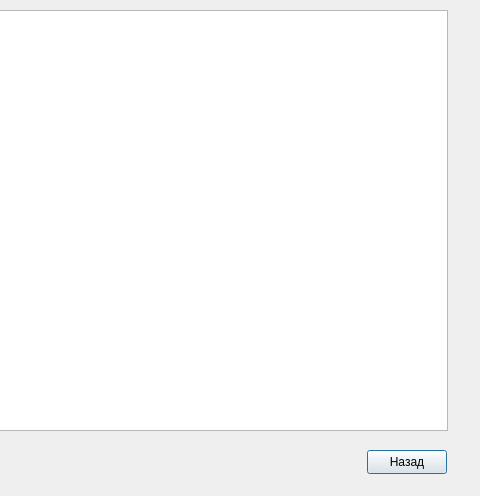
Qt form source/score.ui (CyberMavka/FPM) before a commit; both pictures show x 333 to 813 and y 0 to 496 of the 813 by 496 pixel window.
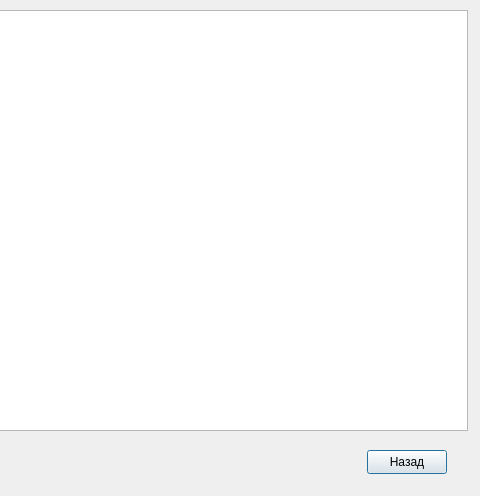
The same form after that commit.

Commit message: Add new table with Item Views

```diff
--- a/source/score.ui
+++ b/source/score.ui
@@ -26,12 +26,12 @@
     <string>Назад</string>
    </property>
   </widget>
-  <widget class="QTextBrowser" name="tableScore">
+  <widget class="QTableView" name="tableScore">
    <property name="geometry">
     <rect>
      <x>10</x>
      <y>10</y>
-     <width>771</width>
+     <width>791</width>
      <height>421</height>
     </rect>
    </property>
```
The commit also changes 3 other files.
